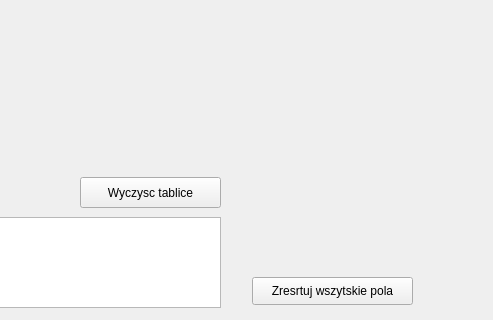
Before: the Qt Designer form wtyczka_projekt_3/wtyczka_projekt_3_dialog_base.ui in Sawoboh/Informatyka_Projekt_2, drawn with Qt 5; both pictures show x 170 to 663 and y 353 to 673 of the 796 by 673 pixel window.
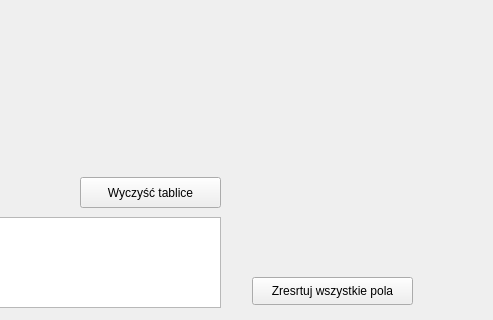
After: the same form once the commit is applied. Custom widgets are drawn as their Qt base class.

Patch:
```diff
--- a/wtyczka_projekt_3/wtyczka_projekt_3_dialog_base.ui
+++ b/wtyczka_projekt_3/wtyczka_projekt_3_dialog_base.ui
@@ -150,7 +150,7 @@
     </rect>
    </property>
    <property name="text">
-    <string>Wyczysc tablice</string>
+    <string>Wyczyść tablice</string>
    </property>
   </widget>
   <widget class="QLabel" name="Aktualna_warstwa">
@@ -338,7 +338,7 @@
     </rect>
    </property>
    <property name="text">
-    <string>Zresrtuj wszytskie pola</string>
+    <string>Zresrtuj wszystkie pola</string>
    </property>
   </widget>
   <widget class="QLabel" name="poligon">
```
